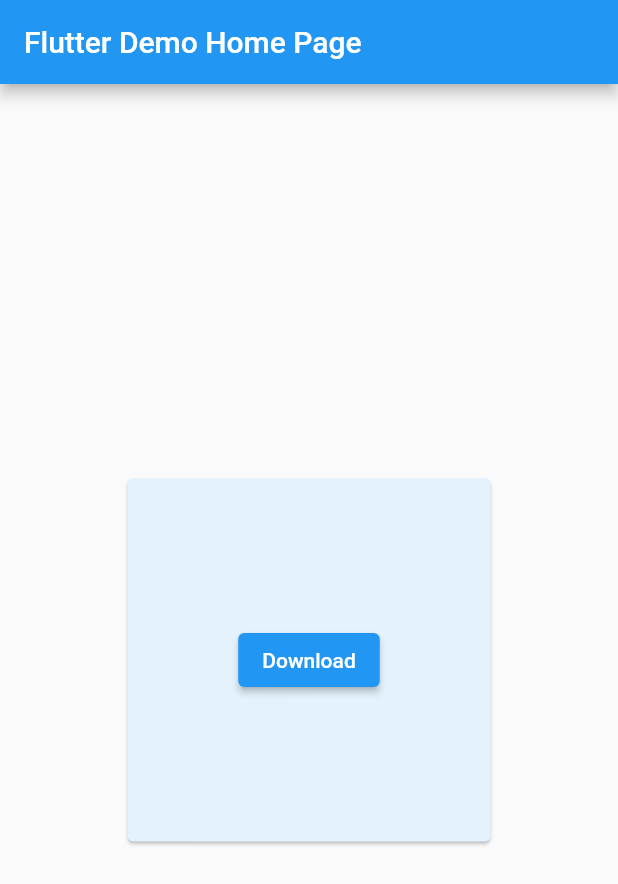
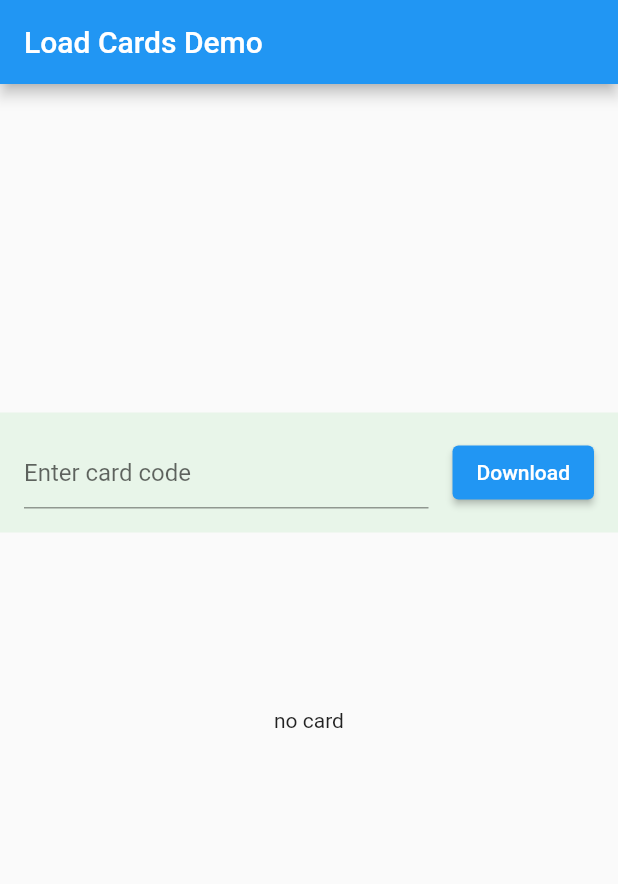
Before and after one commit to lucianoyamane/download_image_example, a Flutter app: the screen it shows after launch, on a phone screen of 412 x 824 dp. Shown: the top 884 px of the screen. Run offline on Flutter 3.47's test engine with Material 2 defaults, Android fonts, the phone set to English and light mode, and no system bars; our stand-ins replace dio, flutter_bloc.

Commit message:
add loading cards

```diff
--- /dev/null
+++ b/lib/code_card.dart
@@ -0,0 +1,50 @@
+import 'dart:io';
+
+import 'package:download_image_example/bloc/download_image_bloc.dart';
+import 'package:flutter/material.dart';
+import 'package:flutter_bloc/flutter_bloc.dart';
+import 'package:path_provider/path_provider.dart';
+
+class CodeCard extends StatefulWidget {
+  const CodeCard({Key? key}) : super(key: key);
+
+  @override
+  _CodeCardState createState() => _CodeCardState();
+}
+
+class _CodeCardState extends State<CodeCard> {
+  final TextEditingController _idController = TextEditingController();
+
+  Future<String> getFilePath(uniqueFileName) async {
+    Directory dir = await getApplicationDocumentsDirectory();
+    return '${dir.path}/$uniqueFileName';
+  }
+
+  @override
+  Widget build(BuildContext context) {
+    return  Container(
+      color: Colors.green.shade50,
+      child: Padding(
+        padding: const EdgeInsets.all(16.0),
+        child:Row(
+          children: [
+            Flexible(
+              child: TextField(
+                controller: _idController,
+                decoration: const InputDecoration(hintText: 'Enter card code'),
+              ),
+            ),
+            const SizedBox(width: 16.0),
+            ElevatedButton(onPressed: ()  async{
+              String codeCard = _idController.text.toUpperCase();
+              String imageUrl = 'https://deckofcardsapi.com/static/img/$codeCard.png';
+              String imagePath = await getFilePath('$codeCard.png');
+              BlocProvider.of<DownloadImageBloc>(context).add(DownloadImageEvent(imageUrl, imagePath));
+            }, child: const Text('Download'))
+
+          ],
+        ),
+      ),
+    );
+  }
+}
--- /dev/null
+++ b/lib/load_card.dart
@@ -0,0 +1,61 @@
+import 'dart:io';
+
+import 'package:download_image_example/bloc/download_image_bloc.dart';
+import 'package:download_image_example/bloc/download_image_state.dart';
+import 'package:flutter/material.dart';
+import 'package:flutter_bloc/flutter_bloc.dart';
+
+class LoadCard extends StatefulWidget {
+  const LoadCard({Key? key}) : super(key: key);
+
+  @override
+  _LoadCardState createState() => _LoadCardState();
+}
+
+class _LoadCardState extends State<LoadCard> {
+
+
+  @override
+  Widget build(BuildContext context) {
+    return Center(child:
+    SizedBox(
+        height: 250,
+        width: 250,
+        child: BlocBuilder<DownloadImageBloc, DownloadImageState> (
+            builder: (context, state) {
+              if (state.getState() == 'loaded') {
+                DownloadImageLoaded stateLoaded = state as DownloadImageLoaded;
+                return Center(
+                  child: Image.file(
+                        File(stateLoaded.savePath),
+                        height: 200,
+                  ),
+                );
+              }
+              if (state.getState() == 'loading') {
+                return Card(
+                  color: Colors.blue.shade50,
+                  child: Column(
+                    mainAxisAlignment: MainAxisAlignment.center,
+                    children: const <Widget>[
+                      CircularProgressIndicator(
+                        backgroundColor: Colors.white,
+                      ),
+                      SizedBox(
+                        height: 20,
+                      ),
+                      Text(
+                        'downloading',
+                        style: TextStyle(color: Colors.white),
+                      )
+                    ],
+                  ),
+                );
+              }
+              return const Center(child: Text('no card'),);
+
+            })
+      ),
+    );
+  }
+}
--- a/lib/main.dart
+++ b/lib/main.dart
@@ -1,18 +1,11 @@
-import 'dart:io';
-
 import 'package:download_image_example/bloc/download_image_bloc.dart';
-import 'package:download_image_example/bloc/download_image_state.dart';
+import 'package:download_image_example/code_card.dart';
+import 'package:download_image_example/load_card.dart';
 import 'package:flutter/material.dart';
 import 'package:flutter_bloc/flutter_bloc.dart';
-import 'package:path_provider/path_provider.dart';
 
 void main() {
   runApp(const MyApp());
-}
-
-Future<String> getFilePath(uniqueFileName) async {
-  Directory dir = await getApplicationDocumentsDirectory();
-  return '${dir.path}/$uniqueFileName';
 }
 
 class MyApp extends StatelessWidget {
@@ -21,12 +14,14 @@ class MyApp extends StatelessWidget {
   // This widget is the root of your application.
   @override
   Widget build(BuildContext context) {
-    return MaterialApp(
-      title: 'Flutter Demo',
-      theme: ThemeData(
-        primarySwatch: Colors.blue,
+    return BlocProvider(create: (context) => DownloadImageBloc(),
+      child: MaterialApp(
+        title: 'Flutter Demo',
+        theme: ThemeData(
+          primarySwatch: Colors.blue,
+        ),
+        home: const MyHomePage(title: 'Load Cards Demo'),
       ),
-      home: const MyHomePage(title: 'Flutter Demo Home Page'),
     );
   }
 }
@@ -44,7 +39,7 @@ class _MyHomePageState extends State<MyHomePage> {
 
   @override
   Widget build(BuildContext context) {
-    return BlocProvider(create: (context) => DownloadImageBloc(), child: Scaffold(
+    return Scaffold(
       appBar: AppBar(
 
         title: Text(widget.title),
@@ -53,87 +48,12 @@ class _MyHomePageState extends State<MyHomePage> {
 
         child: Column(
           mainAxisAlignment: MainAxisAlignment.center,
-          children: <Widget>[
-            BlocProvider(create: (context) => DownloadImageBloc(),
-              child: BlocBuilder<DownloadImageBloc, DownloadImageState>(
-                  builder: (context, state) {
-                    if (state.getState() == 'loaded') {
-                      DownloadImageLoaded stateLoaded = state as DownloadImageLoaded;
-                      return Center(child: SizedBox(
-                                height: 250,
-                                width: 250,
-                                child: Center(
-                                  child: Image.file(
-                                    File(stateLoaded.savePath),
-                                    height: 200,
-                                  ),
-                                ),
-                              )
-                            );
-                    }
-
-                  if (state.getState() == 'loading') {
-
-                    return Center(
-                        child: SizedBox(
-                            height: 250,
-                            width: 250,
-                            child: Card(
-                              color: Colors.blue.shade50,
-                              child: Column(
-                                mainAxisAlignment: MainAxisAlignment.center,
-                                children: const <Widget>[
-                                  CircularProgressIndicator(
-                                    backgroundColor: Colors.white,
-                                  ),
-                                  SizedBox(
-                                    height: 20,
-                                  ),
-                                  Text(
-                                    'downloading',
-                                    style: TextStyle(color: Colors.white),
-                                  )
-                                ],
-                              ),
-                            )
-                        )
-                    );
-                  }
-                  return Center(
-                      child: SizedBox(
-                                height: 250,
-                                width: 250,
-                                child: Card(
-                                  color: Colors.blue.shade50,
-                                  child: Column(
-                                    mainAxisAlignment: MainAxisAlignment.center,
-                                    children: <Widget>[
-                                                ElevatedButton(onPressed: ()  async{
-                                                            String imageUrl = 'https://deckofcardsapi.com/static/img/AS.png';
-                                                            String imagePath = await getFilePath('KH.png');
-                                                            BlocProvider.of<DownloadImageBloc>(context).add(DownloadImageEvent(imageUrl, imagePath));
-                                                }, child: const Text('Download'))
-                                    ],
-                                  ),
-                                )
-                      )
-                  );
-
-                  }
-                  )
-              ),
+          children: const <Widget>[
+            CodeCard(),
+            LoadCard()
           ],
         ),
-      ),),);
-      // floatingActionButton: FloatingActionButton(
-      //   onPressed:() async {
-      //     String imageUrl = 'https://deckofcardsapi.com/static/img/KH.png';
-      //     String imagePath = await getFilePath('my_image');
-      //     BlocProvider.of<DownloadImageBloc>(context).add(DownloadImageEvent(imageUrl, imagePath));
-      //   },
-      //   tooltip: 'Download',
-      //   child: const Icon(Icons.download),
-      // ),
-    // );
+      ),
+    );
   }
 }
```
